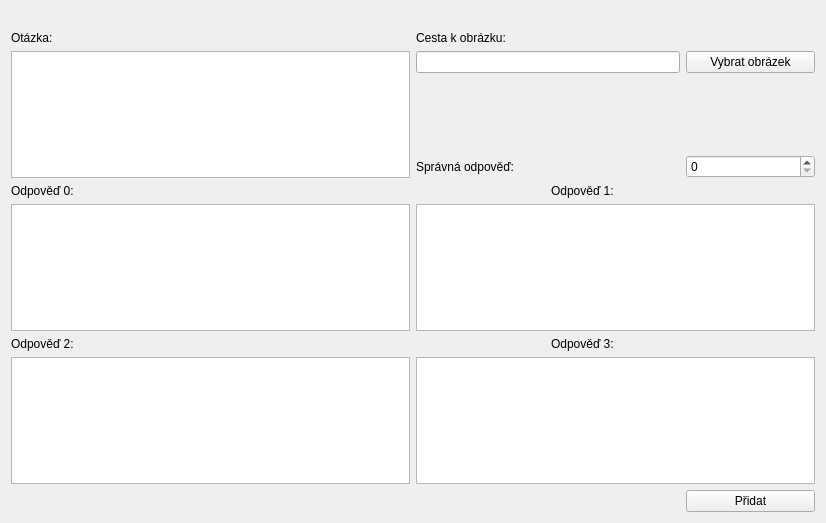
Above: CreateNewQuestionWindow.ui from Kukant/ITU-projekt before the change. Below: the same form after it.
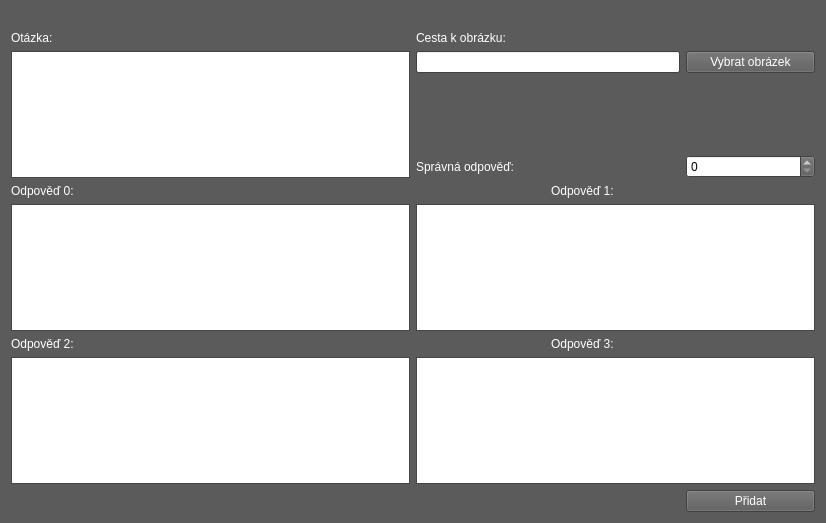
That is the form after the change.

The edit to the form file:
```diff
--- a/CreateNewQuestionWindow.ui
+++ b/CreateNewQuestionWindow.ui
@@ -10,6 +10,421 @@
     <height>523</height>
    </rect>
   </property>
+  <property name="palette">
+   <palette>
+    <active>
+     <colorrole role="WindowText">
+      <brush brushstyle="SolidPattern">
+       <color alpha="255">
+        <red>255</red>
+        <green>255</green>
+        <blue>255</blue>
+       </color>
+      </brush>
+     </colorrole>
+     <colorrole role="Button">
+      <brush brushstyle="SolidPattern">
+       <color alpha="255">
+        <red>91</red>
+        <green>91</green>
+        <blue>91</blue>
+       </color>
+      </brush>
+     </colorrole>
+     <colorrole role="Light">
+      <brush brushstyle="SolidPattern">
+       <color alpha="255">
+        <red>137</red>
+        <green>137</green>
+        <blue>137</blue>
+       </color>
+      </brush>
+     </colorrole>
+     <colorrole role="Midlight">
+      <brush brushstyle="SolidPattern">
+       <color alpha="255">
+        <red>114</red>
+        <green>114</green>
+        <blue>114</blue>
+       </color>
+      </brush>
+     </colorrole>
+     <colorrole role="Dark">
+      <brush brushstyle="SolidPattern">
+       <color alpha="255">
+        <red>45</red>
+        <green>45</green>
+        <blue>45</blue>
+       </color>
+      </brush>
+     </colorrole>
+     <colorrole role="Mid">
+      <brush brushstyle="SolidPattern">
+       <color alpha="255">
+        <red>60</red>
+        <green>60</green>
+        <blue>60</blue>
+       </color>
+      </brush>
+     </colorrole>
+     <colorrole role="Text">
+      <brush brushstyle="SolidPattern">
+       <color alpha="255">
+        <red>0</red>
+        <green>0</green>
+        <blue>0</blue>
+       </color>
+      </brush>
+     </colorrole>
+     <colorrole role="BrightText">
+      <brush brushstyle="SolidPattern">
+       <color alpha="255">
+        <red>255</red>
+        <green>255</green>
+        <blue>255</blue>
+       </color>
+      </brush>
+     </colorrole>
+     <colorrole role="ButtonText">
+      <brush brushstyle="SolidPattern">
+       <color alpha="255">
+        <red>255</red>
+        <green>255</green>
+        <blue>255</blue>
+       </color>
+      </brush>
+     </colorrole>
+     <colorrole role="Base">
+      <brush brushstyle="SolidPattern">
+       <color alpha="255">
+        <red>255</red>
+        <green>255</green>
+        <blue>255</blue>
+       </color>
+      </brush>
+     </colorrole>
+     <colorrole role="Window">
+      <brush brushstyle="SolidPattern">
+       <color alpha="255">
+        <red>91</red>
+        <green>91</green>
+        <blue>91</blue>
+       </color>
+      </brush>
+     </colorrole>
+     <colorrole role="Shadow">
+      <brush brushstyle="SolidPattern">
+       <color alpha="255">
+        <red>0</red>
+        <green>0</green>
+        <blue>0</blue>
+       </color>
+      </brush>
+     </colorrole>
+     <colorrole role="AlternateBase">
+      <brush brushstyle="SolidPattern">
+       <color alpha="255">
+        <red>45</red>
+        <green>45</green>
+        <blue>45</blue>
+       </color>
+      </brush>
+     </colorrole>
+     <colorrole role="ToolTipBase">
+      <brush brushstyle="SolidPattern">
+       <color alpha="255">
+        <red>255</red>
+        <green>255</green>
+        <blue>220</blue>
+       </color>
+      </brush>
+     </colorrole>
+     <colorrole role="ToolTipText">
+      <brush brushstyle="SolidPattern">
+       <color alpha="255">
+        <red>0</red>
+        <green>0</green>
+        <blue>0</blue>
+       </color>
+      </brush>
+     </colorrole>
+    </active>
+    <inactive>
+     <colorrole role="WindowText">
+      <brush brushstyle="SolidPattern">
+       <color alpha="255">
+        <red>255</red>
+        <green>255</green>
+        <blue>255</blue>
+       </color>
+      </brush>
+     </colorrole>
+     <colorrole role="Button">
+      <brush brushstyle="SolidPattern">
+       <color alpha="255">
+        <red>91</red>
+        <green>91</green>
+        <blue>91</blue>
+       </color>
+      </brush>
+     </colorrole>
+     <colorrole role="Light">
+      <brush brushstyle="SolidPattern">
+       <color alpha="255">
+        <red>137</red>
+        <green>137</green>
+        <blue>137</blue>
+       </color>
+      </brush>
+     </colorrole>
+     <colorrole role="Midlight">
+      <brush brushstyle="SolidPattern">
+       <color alpha="255">
+        <red>114</red>
+        <green>114</green>
+        <blue>114</blue>
+       </color>
+      </brush>
+     </colorrole>
+     <colorrole role="Dark">
+      <brush brushstyle="SolidPattern">
+       <color alpha="255">
+        <red>45</red>
+        <green>45</green>
+        <blue>45</blue>
+       </color>
+      </brush>
+     </colorrole>
+     <colorrole role="Mid">
+      <brush brushstyle="SolidPattern">
+       <color alpha="255">
+        <red>60</red>
+        <green>60</green>
+        <blue>60</blue>
+       </color>
+      </brush>
+     </colorrole>
+     <colorrole role="Text">
+      <brush brushstyle="SolidPattern">
+       <color alpha="255">
+        <red>0</red>
+        <green>0</green>
+        <blue>0</blue>
+       </color>
+      </brush>
+     </colorrole>
+     <colorrole role="BrightText">
+      <brush brushstyle="SolidPattern">
+       <color alpha="255">
+        <red>255</red>
+        <green>255</green>
+        <blue>255</blue>
+       </color>
+      </brush>
+     </colorrole>
+     <colorrole role="ButtonText">
+      <brush brushstyle="SolidPattern">
+       <color alpha="255">
+        <red>255</red>
+        <green>255</green>
+        <blue>255</blue>
+       </color>
+      </brush>
+     </colorrole>
+     <colorrole role="Base">
+      <brush brushstyle="SolidPattern">
+       <color alpha="255">
+        <red>255</red>
+        <green>255</green>
+        <blue>255</blue>
+       </color>
+      </brush>
+     </colorrole>
+     <colorrole role="Window">
+      <brush brushstyle="SolidPattern">
+       <color alpha="255">
+        <red>91</red>
+        <green>91</green>
+        <blue>91</blue>
+       </color>
+      </brush>
+     </colorrole>
+     <colorrole role="Shadow">
+      <brush brushstyle="SolidPattern">
+       <color alpha="255">
+        <red>0</red>
+        <green>0</green>
+        <blue>0</blue>
+       </color>
+      </brush>
+     </colorrole>
+     <colorrole role="AlternateBase">
+      <brush brushstyle="SolidPattern">
+       <color alpha="255">
+        <red>45</red>
+        <green>45</green>
+        <blue>45</blue>
+       </color>
+      </brush>
+     </colorrole>
+     <colorrole role="ToolTipBase">
+      <brush brushstyle="SolidPattern">
+       <color alpha="255">
+        <red>255</red>
+        <green>255</green>
+        <blue>220</blue>
+       </color>
+      </brush>
+     </colorrole>
+     <colorrole role="ToolTipText">
+      <brush brushstyle="SolidPattern">
+       <color alpha="255">
+        <red>0</red>
+        <green>0</green>
+        <blue>0</blue>
+       </color>
+      </brush>
+     </colorrole>
+    </inactive>
+    <disabled>
+     <colorrole role="WindowText">
+      <brush brushstyle="SolidPattern">
+       <color alpha="255">
+        <red>45</red>
+        <green>45</green>
+        <blue>45</blue>
+       </color>
+      </brush>
+     </colorrole>
+     <colorrole role="Button">
+      <brush brushstyle="SolidPattern">
+       <color alpha="255">
+        <red>91</red>
+        <green>91</green>
+        <blue>91</blue>
+       </color>
+      </brush>
+     </colorrole>
+     <colorrole role="Light">
+      <brush brushstyle="SolidPattern">
+       <color alpha="255">
+        <red>137</red>
+        <green>137</green>
+        <blue>137</blue>
+       </color>
+      </brush>
+     </colorrole>
+     <colorrole role="Midlight">
+      <brush brushstyle="SolidPattern">
+       <color alpha="255">
+        <red>114</red>
+        <green>114</green>
+        <blue>114</blue>
+       </color>
+      </brush>
+     </colorrole>
+     <colorrole role="Dark">
+      <brush brushstyle="SolidPattern">
+       <color alpha="255">
+        <red>45</red>
+        <green>45</green>
+        <blue>45</blue>
+       </color>
+      </brush>
+     </colorrole>
+     <colorrole role="Mid">
+      <brush brushstyle="SolidPattern">
+       <color alpha="255">
+        <red>60</red>
+        <green>60</green>
+        <blue>60</blue>
+       </color>
+      </brush>
+     </colorrole>
+     <colorrole role="Text">
+      <brush brushstyle="SolidPattern">
+       <color alpha="255">
+        <red>45</red>
+        <green>45</green>
+        <blue>45</blue>
+       </color>
+      </brush>
+     </colorrole>
+     <colorrole role="BrightText">
+      <brush brushstyle="SolidPattern">
+       <color alpha="255">
+        <red>255</red>
+        <green>255</green>
+        <blue>255</blue>
+       </color>
+      </brush>
+     </colorrole>
+     <colorrole role="ButtonText">
+      <brush brushstyle="SolidPattern">
+       <color alpha="255">
+        <red>45</red>
+        <green>45</green>
+        <blue>45</blue>
+       </color>
+      </brush>
+     </colorrole>
+     <colorrole role="Base">
+      <brush brushstyle="SolidPattern">
+       <color alpha="255">
+        <red>91</red>
+        <green>91</green>
+        <blue>91</blue>
+       </color>
+      </brush>
+     </colorrole>
+     <colorrole role="Window">
+      <brush brushstyle="SolidPattern">
+       <color alpha="255">
+        <red>91</red>
+        <green>91</green>
+        <blue>91</blue>
+       </color>
+      </brush>
+     </colorrole>
+     <colorrole role="Shadow">
+      <brush brushstyle="SolidPattern">
+       <color alpha="255">
+        <red>0</red>
+        <green>0</green>
+        <blue>0</blue>
+       </color>
+      </brush>
+     </colorrole>
+     <colorrole role="AlternateBase">
+      <brush brushstyle="SolidPattern">
+       <color alpha="255">
+        <red>91</red>
+        <green>91</green>
+        <blue>91</blue>
+       </color>
+      </brush>
+     </colorrole>
+     <colorrole role="ToolTipBase">
+      <brush brushstyle="SolidPattern">
+       <color alpha="255">
+        <red>255</red>
+        <green>255</green>
+        <blue>220</blue>
+       </color>
+      </brush>
+     </colorrole>
+     <colorrole role="ToolTipText">
+      <brush brushstyle="SolidPattern">
+       <color alpha="255">
+        <red>0</red>
+        <green>0</green>
+        <blue>0</blue>
+       </color>
+      </brush>
+     </colorrole>
+    </disabled>
+   </palette>
+  </property>
   <property name="windowTitle">
    <string>Form</string>
   </property>
```
